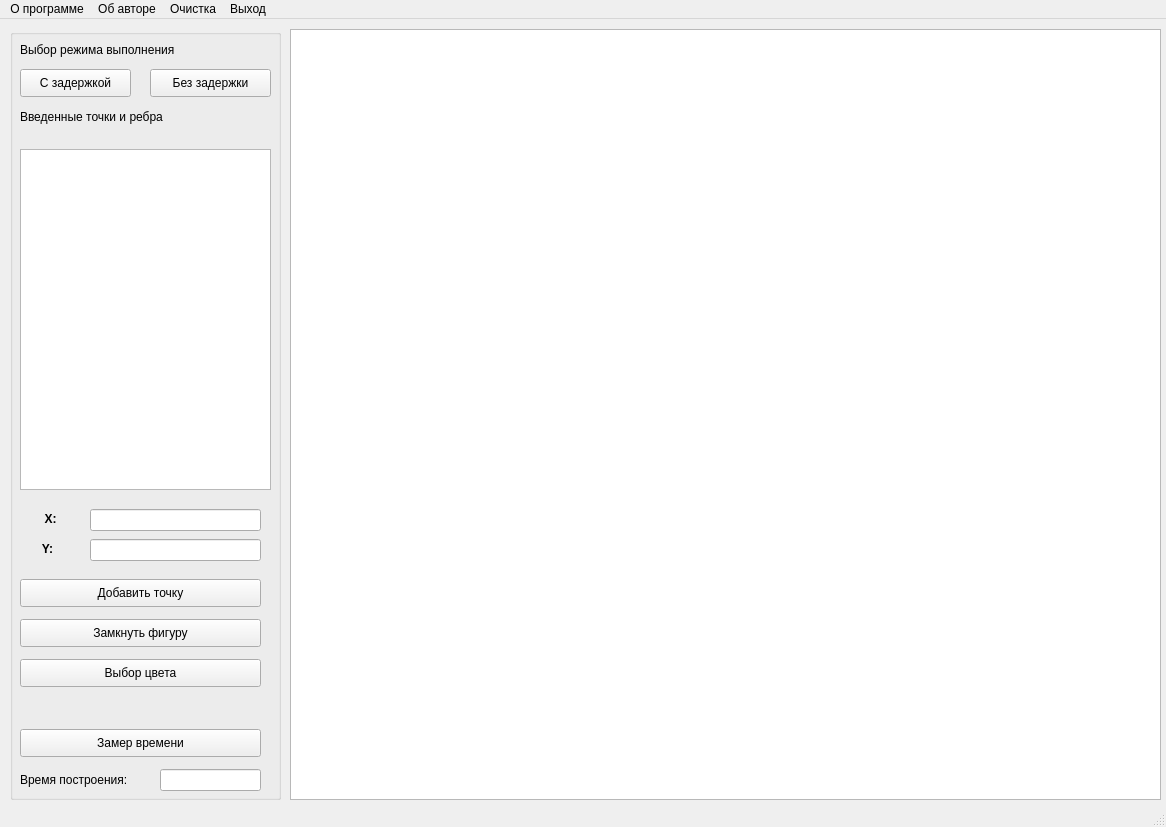
The window that lab_5/mainwindow.ui (SwanPoi/Computer-graphics) describes before a commit, drawn with Qt 5.
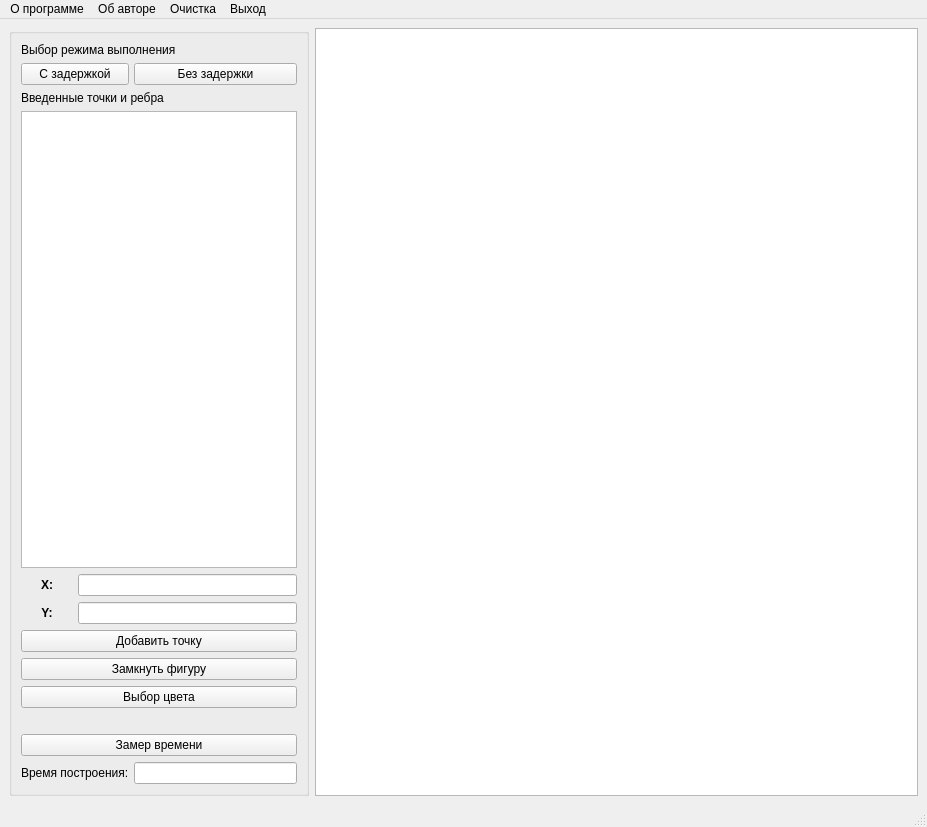
The same window after the commit.

What changed in the file:
```diff
--- a/lab_5/mainwindow.ui
+++ b/lab_5/mainwindow.ui
@@ -6,7 +6,7 @@
    <rect>
     <x>0</x>
     <y>0</y>
-    <width>1166</width>
+    <width>927</width>
     <height>827</height>
    </rect>
   </property>
@@ -14,238 +14,152 @@
    <string>MainWindow</string>
   </property>
   <widget class="QWidget" name="centralwidget">
+   <layout class="QGridLayout" name="gridLayout_2">
+    <item row="0" column="0">
    <widget class="QGroupBox" name="groupBox">
-    <property name="geometry">
-     <rect>
-      <x>10</x>
-      <y>10</y>
-      <width>271</width>
-      <height>771</height>
-     </rect>
+      <property name="maximumSize">
+       <size>
+        <width>300</width>
+        <height>167000</height>
+       </size>
     </property>
     <property name="title">
      <string/>
     </property>
+      <layout class="QGridLayout" name="gridLayout">
+       <property name="horizontalSpacing">
+        <number>5</number>
+       </property>
+       <item row="0" column="0" colspan="3">
     <widget class="QLabel" name="felay_label">
-     <property name="geometry">
-      <rect>
-       <x>10</x>
-       <y>10</y>
-       <width>211</width>
-       <height>21</height>
-      </rect>
-     </property>
      <property name="text">
       <string>Выбор режима выполнения</string>
      </property>
     </widget>
+       </item>
+       <item row="1" column="0" colspan="2">
     <widget class="QPushButton" name="dekay_pushButton">
-     <property name="geometry">
-      <rect>
-       <x>10</x>
-       <y>40</y>
-       <width>111</width>
-       <height>28</height>
-      </rect>
-     </property>
      <property name="text">
       <string>С задержкой</string>
      </property>
     </widget>
+       </item>
+       <item row="1" column="2">
     <widget class="QPushButton" name="without_delay_pushButton">
-     <property name="geometry">
-      <rect>
-       <x>140</x>
-       <y>40</y>
-       <width>121</width>
-       <height>28</height>
-      </rect>
+         <property name="maximumSize">
+          <size>
+           <width>200</width>
+           <height>16777215</height>
+          </size>
      </property>
      <property name="text">
       <string>Без задержки</string>
      </property>
     </widget>
-    <widget class="QPushButton" name="color_pushButton">
-     <property name="geometry">
-      <rect>
-       <x>10</x>
-       <y>630</y>
-       <width>241</width>
-       <height>28</height>
-      </rect>
-     </property>
-     <property name="text">
-      <string>Выбор цвета</string>
-     </property>
-    </widget>
-    <widget class="QLabel" name="color_label">
-     <property name="geometry">
-      <rect>
-       <x>10</x>
-       <y>670</y>
-       <width>241</width>
-       <height>16</height>
-      </rect>
-     </property>
-     <property name="text">
-      <string/>
-     </property>
-    </widget>
-    <widget class="QPushButton" name="time_pushButton">
-     <property name="geometry">
-      <rect>
-       <x>10</x>
-       <y>700</y>
-       <width>241</width>
-       <height>28</height>
-      </rect>
-     </property>
-     <property name="text">
-      <string>Замер времени</string>
-     </property>
-    </widget>
-    <widget class="QLineEdit" name="lineEdit">
-     <property name="geometry">
-      <rect>
-       <x>150</x>
-       <y>740</y>
-       <width>101</width>
-       <height>22</height>
-      </rect>
-     </property>
-     <property name="text">
-      <string/>
-     </property>
-     <property name="readOnly">
-      <bool>true</bool>
-     </property>
-    </widget>
-    <widget class="QTableWidget" name="points_tableWidget">
-     <property name="geometry">
-      <rect>
-       <x>10</x>
-       <y>120</y>
-       <width>251</width>
-       <height>341</height>
-      </rect>
-     </property>
-    </widget>
+       </item>
+       <item row="2" column="0" colspan="3">
     <widget class="QLabel" name="label">
-     <property name="geometry">
-      <rect>
-       <x>10</x>
-       <y>80</y>
-       <width>241</width>
-       <height>16</height>
-      </rect>
-     </property>
      <property name="text">
       <string>Введенные точки и ребра</string>
      </property>
     </widget>
+       </item>
+       <item row="3" column="0" colspan="3">
+        <widget class="QTableWidget" name="points_tableWidget"/>
+       </item>
+       <item row="4" column="0">
     <widget class="QLabel" name="x_label">
-     <property name="geometry">
-      <rect>
-       <x>10</x>
-       <y>480</y>
-       <width>61</width>
-       <height>21</height>
-      </rect>
-     </property>
      <property name="text">
       <string>&lt;html&gt;&lt;head/&gt;&lt;body&gt;&lt;p align=&quot;center&quot;&gt;&lt;span style=&quot; font-weight:600;&quot;&gt;X:&lt;/span&gt;&lt;/p&gt;&lt;/body&gt;&lt;/html&gt;</string>
      </property>
     </widget>
+       </item>
+       <item row="4" column="1" colspan="2">
+        <widget class="QLineEdit" name="x_lineEdit"/>
+       </item>
+       <item row="5" column="0">
     <widget class="QLabel" name="y_label">
-     <property name="geometry">
-      <rect>
-       <x>10</x>
-       <y>510</y>
-       <width>55</width>
-       <height>21</height>
-      </rect>
-     </property>
      <property name="text">
       <string>&lt;html&gt;&lt;head/&gt;&lt;body&gt;&lt;p align=&quot;center&quot;&gt;&lt;span style=&quot; font-weight:600;&quot;&gt;Y:&lt;/span&gt;&lt;/p&gt;&lt;/body&gt;&lt;/html&gt;</string>
      </property>
     </widget>
-    <widget class="QLineEdit" name="x_lineEdit">
-     <property name="geometry">
-      <rect>
-       <x>80</x>
-       <y>480</y>
-       <width>171</width>
-       <height>22</height>
-      </rect>
-     </property>
-    </widget>
-    <widget class="QLineEdit" name="y_lineEdit">
-     <property name="geometry">
-      <rect>
-       <x>80</x>
-       <y>510</y>
-       <width>171</width>
-       <height>22</height>
-      </rect>
-     </property>
-    </widget>
+       </item>
+       <item row="5" column="1" colspan="2">
+        <widget class="QLineEdit" name="y_lineEdit"/>
+       </item>
+       <item row="6" column="0" colspan="3">
     <widget class="QPushButton" name="pushButton_2">
-     <property name="geometry">
-      <rect>
-       <x>10</x>
-       <y>550</y>
-       <width>241</width>
-       <height>28</height>
-      </rect>
-     </property>
      <property name="text">
       <string>Добавить точку</string>
      </property>
     </widget>
+       </item>
+       <item row="7" column="0" colspan="3">
     <widget class="QPushButton" name="pushButton_3">
-     <property name="geometry">
-      <rect>
-       <x>10</x>
-       <y>590</y>
-       <width>241</width>
-       <height>28</height>
-      </rect>
-     </property>
      <property name="text">
       <string>Замкнуть фигуру</string>
      </property>
     </widget>
+       </item>
+       <item row="8" column="0" colspan="3">
+        <widget class="QPushButton" name="color_pushButton">
+         <property name="text">
+          <string>Выбор цвета</string>
+         </property>
+        </widget>
+       </item>
+       <item row="9" column="0" colspan="3">
+        <widget class="QLabel" name="color_label">
+         <property name="text">
+          <string/>
+         </property>
+        </widget>
+       </item>
+       <item row="10" column="0" colspan="3">
+        <widget class="QPushButton" name="time_pushButton">
+         <property name="text">
+          <string>Замер времени</string>
+         </property>
+        </widget>
+       </item>
+       <item row="11" column="0" colspan="2">
     <widget class="QLabel" name="time_label">
-     <property name="geometry">
-      <rect>
-       <x>10</x>
-       <y>740</y>
-       <width>121</width>
-       <height>21</height>
-      </rect>
-     </property>
      <property name="text">
       <string>Время построения:</string>
      </property>
     </widget>
-   </widget>
+       </item>
+       <item row="11" column="2">
+        <widget class="QLineEdit" name="lineEdit">
+         <property name="text">
+          <string/>
+         </property>
+         <property name="readOnly">
+          <bool>true</bool>
+         </property>
+        </widget>
+       </item>
+      </layout>
+     </widget>
+    </item>
+    <item row="0" column="1">
    <widget class="QGraphicsView" name="graphicsView">
-    <property name="geometry">
-     <rect>
-      <x>290</x>
-      <y>10</y>
-      <width>871</width>
-      <height>771</height>
-     </rect>
-    </property>
-   </widget>
+      <property name="maximumSize">
+       <size>
+        <width>1677000</width>
+        <height>1677000</height>
+       </size>
+      </property>
+     </widget>
+    </item>
+   </layout>
   </widget>
   <widget class="QMenuBar" name="menubar">
    <property name="geometry">
     <rect>
      <x>0</x>
      <y>0</y>
-     <width>1166</width>
+     <width>927</width>
      <height>26</height>
     </rect>
    </property>
```
Lines whose indentation alone changed are shown as unchanged.
